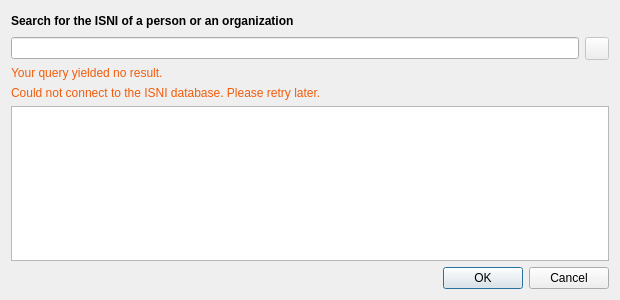
Qt form resources/ui/isni_dialog.ui (Iconoclasteinc/tgit) before a commit.
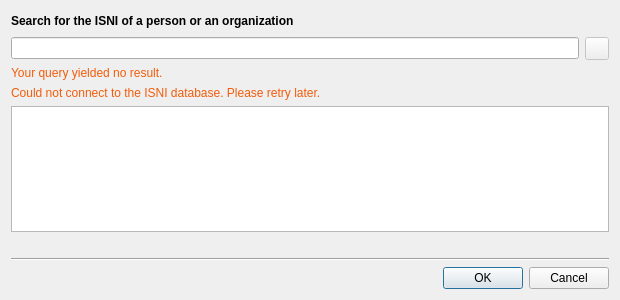
The same form after that commit. Icons and pictures are not drawn. Custom widgets are drawn as their Qt base class.

Commit message: Display the number of isni lookup results.

```diff
--- a/resources/ui/isni_dialog.ui
+++ b/resources/ui/isni_dialog.ui
@@ -48,7 +48,7 @@
   <property name="modal">
    <bool>true</bool>
   </property>
-  <layout class="QVBoxLayout" name="verticalLayout" stretch="0,0,0,0,1,0">
+  <layout class="QVBoxLayout" name="verticalLayout" stretch="0,0,0,0,1,0,0,0">
    <item>
     <layout class="QHBoxLayout" name="_title_container">
      <item>
@@ -161,6 +161,23 @@
      </property>
     </widget>
    </item>
+   <item>
+    <widget class="QLabel" name="_result_count">
+     <property name="text">
+      <string/>
+     </property>
+     <property name="alignment">
+      <set>Qt::AlignRight|Qt::AlignTrailing|Qt::AlignVCenter</set>
+     </property>
+    </widget>
+   </item>
+   <item>
+    <widget class="Line" name="line">
+     <property name="orientation">
+      <enum>Qt::Horizontal</enum>
+     </property>
+    </widget>
+   </item>
    <item>
     <widget class="QDialogButtonBox" name="_dialog_buttons">
      <property name="standardButtons">
```
The commit also changes 12 other files.
